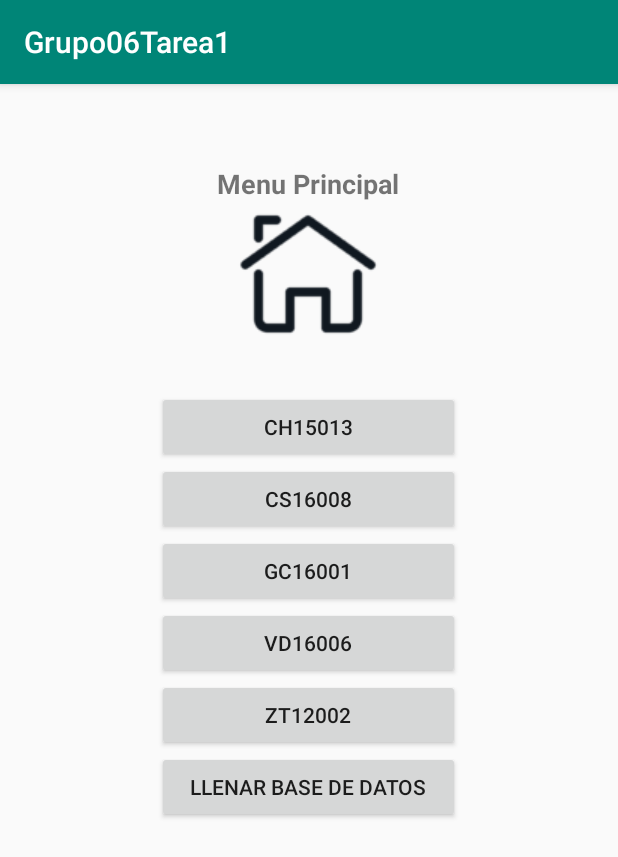
After one commit to chesterven/Grupo06Tarea1, an Android app: the MenuCarnet screen opened directly, with no data from a screen before it, on a phone screen of 412 x 824 dp. The commit adds this screen. Shown: the top 857 px of the screen. Run offline under Robolectric (Android 15) with nearby library versions, the phone set to English and light mode, and no system bars.

Commit message:
LOGIN Y CREACION DE USUARIOS Y ROLES DE USUARIOS EN LA BD

```diff
--- a/app/src/main/AndroidManifest.xml
+++ b/app/src/main/AndroidManifest.xml
@@ -9,7 +9,9 @@
         android:roundIcon="@mipmap/ic_launcher_round"
         android:supportsRtl="true"
         android:theme="@style/AppTheme">
-        <activity android:name=".DetalleSegundaRevision_Eliminar"></activity>
+        <activity android:name=".MenuGc16001"></activity>
+        <activity android:name=".MenuCarnet" />
+        <activity android:name=".DetalleSegundaRevision_Eliminar" />
         <activity android:name=".DetalleSegundaRevision_Consultar" />
         <activity
             android:name=".DetalleSegundaRevision_Actualizar"
--- a/app/src/main/java/sv/edu/ues/fia/eisi/grupo06tarea1/MainActivity.java
+++ b/app/src/main/java/sv/edu/ues/fia/eisi/grupo06tarea1/MainActivity.java
@@ -48,7 +48,7 @@ public class MainActivity extends AppCompatActivity {
         if(consulta==true){
 
 
-            Intent ven=new Intent(this,Solicitud_Repetido_Insertar.class);
+            Intent ven=new Intent(this,MenuCarnet.class);
             String id = DBHelper.consultarUsuarioAcceso(usuario,contrasena);
             ven.putExtra("idusuario",id);
             startActivity(ven);
--- /dev/null
+++ b/app/src/main/java/sv/edu/ues/fia/eisi/grupo06tarea1/MenuCarnet.java
@@ -0,0 +1,29 @@
+package sv.edu.ues.fia.eisi.grupo06tarea1;
+
+import android.content.Intent;
+import android.support.v7.app.AppCompatActivity;
+import android.os.Bundle;
+import android.view.View;
+import android.widget.EditText;
+
+public class MenuCarnet extends AppCompatActivity {
+
+   String idusuario = "";
+    @Override
+    protected void onCreate(Bundle savedInstanceState) {
+        super.onCreate(savedInstanceState);
+        setContentView(R.layout.activity_menu_carnet);
+        Intent recibir = getIntent();
+        idusuario = recibir.getStringExtra("idusuario");
+    }
+
+    public void gc16001(View v){
+        Intent ven=new Intent(this,MenuGc16001.class);
+        ven.putExtra("idusuario",idusuario);
+        startActivity(ven);
+    }
+
+    public void vd16006(View v){
+
+    }
+}
--- /dev/null
+++ b/app/src/main/res/layout/activity_menu_carnet.xml
@@ -0,0 +1,111 @@
+<?xml version="1.0" encoding="utf-8"?>
+<TableLayout xmlns:android="http://schemas.android.com/apk/res/android"
+    xmlns:app="http://schemas.android.com/apk/res-auto"
+    android:layout_width="fill_parent"
+    android:layout_height="match_parent"
+    android:stretchColumns="1"
+    android:paddingTop="4dip">
+
+    <TableRow
+        android:layout_width="match_parent"
+        android:layout_height="match_parent"
+        android:layout_marginTop="50dp"
+        android:gravity="center">
+
+        <TextView
+            android:id="@+id/textTitulo"
+            android:layout_width="202dp"
+            android:layout_height="wrap_content"
+            android:gravity="center"
+            android:text="@string/Menu_Carnet_Titulo"
+            android:textSize="18sp"
+            android:textStyle="bold" />
+    </TableRow>
+
+    <TableRow
+        android:layout_width="match_parent"
+        android:layout_height="52dp"
+        android:gravity="center">
+
+        <ImageView
+            android:id="@+id/imageView"
+            android:layout_width="103dp"
+            android:layout_height="match_parent"
+            android:layout_gravity="center"
+            app:srcCompat="@drawable/menucarnet" />
+    </TableRow>
+
+    <TableRow
+        android:layout_width="match_parent"
+        android:layout_height="match_parent"
+        android:layout_marginTop="30dp"
+        android:gravity="center">
+
+        <Button
+            android:onClick="ch15013"
+            android:layout_width="wrap_content"
+            android:layout_height="wrap_content"
+            android:text="@string/Menu_Carnet_Opcion1" />
+    </TableRow>
+
+    <TableRow
+        android:layout_width="match_parent"
+        android:layout_height="match_parent"
+        android:gravity="center">
+
+        <Button
+            android:onClick="cs16008"
+            android:layout_width="wrap_content"
+            android:layout_height="wrap_content"
+            android:text="@string/Menu_Carnet_Opcion2" />
+    </TableRow>
+
+    <TableRow
+        android:layout_width="match_parent"
+        android:layout_height="match_parent"
+        android:gravity="center">
+
+        <Button
+            android:onClick="gc16001"
+            android:layout_width="wrap_content"
+            android:layout_height="wrap_content"
+            android:text="@string/Menu_Carnet_Opcion3" />
+
+    </TableRow>
+
+    <TableRow
+        android:layout_width="match_parent"
+        android:layout_height="match_parent"
+        android:gravity="center">
+
+        <Button
+            android:onClick="vd16006"
+            android:layout_width="wrap_content"
+            android:layout_height="wrap_content"
+            android:text="@string/Menu_Carnet_Opcion4" />
+    </TableRow>
+
+    <TableRow
+        android:layout_width="match_parent"
+        android:layout_height="match_parent"
+        android:gravity="center">
+
+        <Button
+            android:onClick="zt12002"
+            android:layout_width="wrap_content"
+            android:layout_height="wrap_content"
+            android:text="@string/Menu_Carnet_Opcion5" />
+    </TableRow>
+
+    <TableRow
+        android:layout_width="match_parent"
+        android:layout_height="match_parent"
+        android:gravity="center">
+
+        <Button
+            android:onClick="llenarBD"
+            android:layout_width="wrap_content"
+            android:layout_height="wrap_content"
+            android:text="@string/Menu_Carnet_Opcion6" />
+    </TableRow>
+</TableLayout>
--- a/app/src/main/res/values/strings.xml
+++ b/app/src/main/res/values/strings.xml
@@ -28,8 +28,6 @@
     <string name="Dias_No_Habiles_FechaNueva">Fecha nueva:</string>
 
 
-
-
     <!--Activities de Solicitud Repetido y Diferido-->
     <string name="Solicitud_RepetidoDiferido_Titulo_Insertar1">Insertar Solicitud de Diferido</string>
     <string name="Solicitud_RepetidoDiferido_Titulo_Insertar2">Insertar Solicitud de Repetido</string>
@@ -46,7 +44,6 @@
     </string-array>
 
 
-
     <!--Activity insertar tipo solicitud-->
     <string name="Tipo_Solicitud_Titulo_Insertar"> Insertar Tipo Solicitud </string>
     <string name="Tipo_Solicitud_Titulo_Eliminar"> Eliminar Tipo Solicitud </string>
@@ -60,4 +57,15 @@
     <string name="usuario">Usuario</string>
     <string name="contra"> Contraseña</string>
     <string name="entrar">Iniciar Sesión</string>
+
+    <!--Activity menu carnet-->
+    <string name="Menu_Carnet_Titulo">Menu Principal</string>
+    <string name="Menu_Carnet_Opcion1">CH15013</string>
+    <string name="Menu_Carnet_Opcion2">CS16008</string>
+    <string name="Menu_Carnet_Opcion3">GC16001</string>
+    <string name="Menu_Carnet_Opcion4">VD16006</string>
+    <string name="Menu_Carnet_Opcion5">ZT12002</string>
+    <string name="Menu_Carnet_Opcion6">Llenar Base de Datos</string>
+
+
 </resources>
```
Also changed, not shown: app/src/main/java/sv/edu/ues/fia/eisi/grupo06tarea1/MenuGc16001.java (added, +20 -0 lines), app/src/main/java/sv/edu/ues/fia/eisi/grupo06tarea1/Solicitud_Repetido_Insertar.java (+1 -6 lines), app/src/main/res/layout/activity_menu_gc16001.xml (added, +50 -0 lines), app/src/main/res/drawable/menucarnet.png (added).
